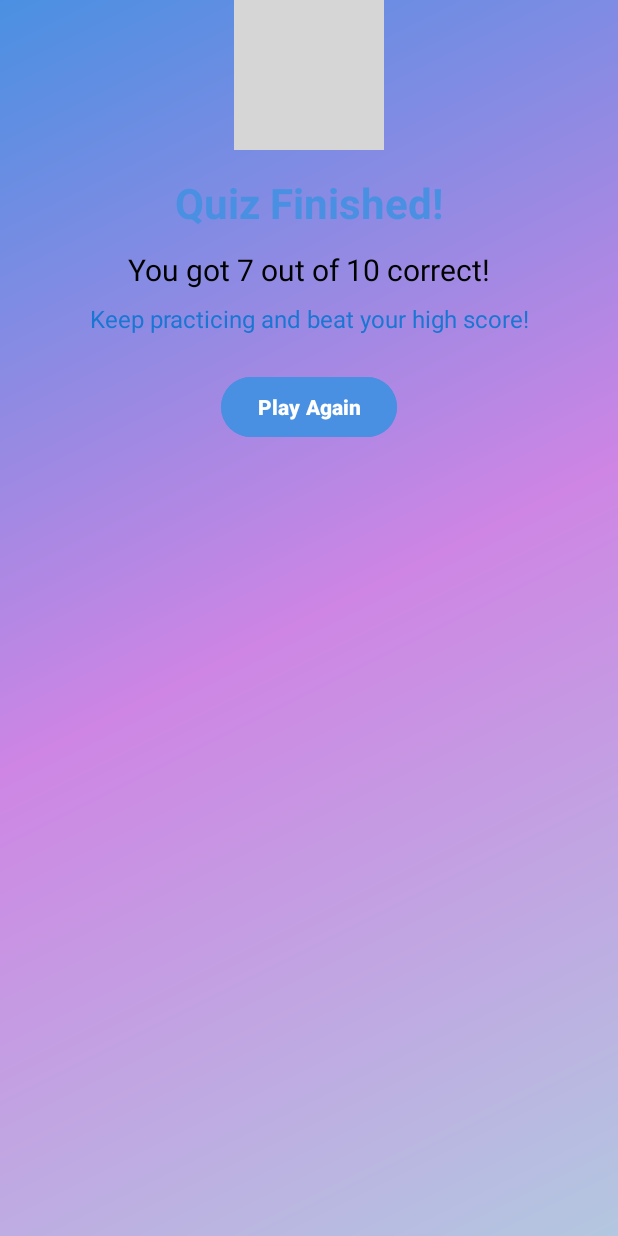
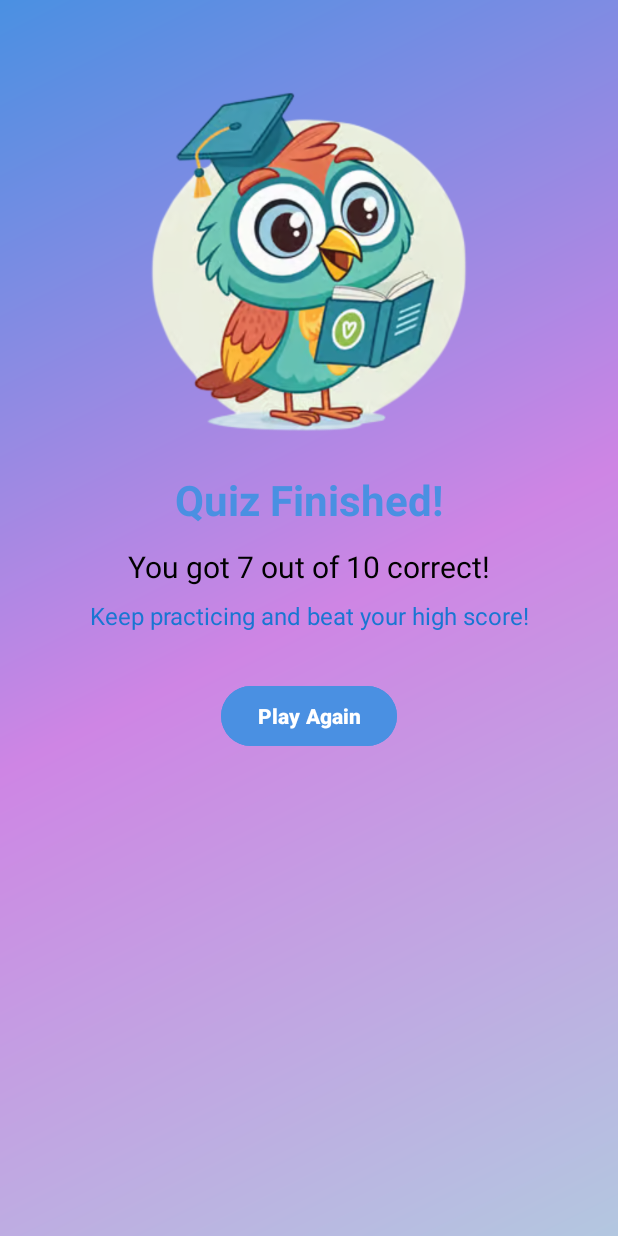
Before and after one commit to Ornella-Gigante/QuizCraft, an Android app: the layout final_score_dialog.xml on its own in the app's theme, with its tools: preview values and no code run, on a phone screen of 412 x 824 dp. Run offline under Robolectric (Android 15) with nearby library versions, the phone set to English and light mode, and no system bars; grey boxes are pictures that could not be loaded.

Commit message:
fix(ui): Correct final score dialog layout constraints and element alignment

```diff
--- a/app/src/main/res/layout/final_score_dialog.xml
+++ b/app/src/main/res/layout/final_score_dialog.xml
@@ -1,20 +1,21 @@
 <?xml version="1.0" encoding="utf-8"?>
 <androidx.constraintlayout.widget.ConstraintLayout xmlns:android="http://schemas.android.com/apk/res/android"
     xmlns:app="http://schemas.android.com/apk/res-auto"
+    xmlns:tools="http://schemas.android.com/tools"
     android:layout_width="match_parent"
     android:layout_height="match_parent"
     android:background="@drawable/bg_gradient">
 
     <!-- Trophy or celebration icon -->
     <ImageView
-        android:id="@+id/imgTrophy"
-        android:layout_width="100dp"
-        android:layout_height="100dp"
-        android:src="@drawable/ic_trophy"
+        android:id="@+id/imageView2"
+        android:layout_width="300dp"
+        android:layout_height="250dp"
+        android:layout_marginTop="48dp"
+        app:layout_constraintEnd_toEndOf="parent"
+        app:layout_constraintStart_toStartOf="parent"
         app:layout_constraintTop_toTopOf="parent"
-        app:layout_constraintTop_margin="48dp"
-        app:layout_constraintStart_toStartOf="parent"
-        app:layout_constraintEnd_toEndOf="parent"/>
+        app:srcCompat="@drawable/owl_png_app" />
 
     <!-- Congratulations message -->
     <TextView
@@ -22,10 +23,10 @@
         android:layout_width="wrap_content"
         android:layout_height="wrap_content"
         android:text="Quiz Finished!"
+        android:textColor="#4A90E2"
         android:textSize="28sp"
         android:textStyle="bold"
-        android:textColor="#4A90E2"
-        app:layout_constraintTop_toBottomOf="@id/imgTrophy"
+        app:layout_constraintTop_toBottomOf="@id/imageView2"
         app:layout_constraintStart_toStartOf="parent"
         app:layout_constraintEnd_toEndOf="parent"
         android:layout_marginTop="16dp"/>
@@ -36,8 +37,8 @@
         android:layout_width="wrap_content"
         android:layout_height="wrap_content"
         android:text="You got 7 out of 10 correct!"
+        android:textColor="#000"
         android:textSize="20sp"
-        android:textColor="#000"
         app:layout_constraintTop_toBottomOf="@id/txtCongrats"
         app:layout_constraintStart_toStartOf="parent"
         app:layout_constraintEnd_toEndOf="parent"
@@ -49,8 +50,8 @@
         android:layout_width="wrap_content"
         android:layout_height="wrap_content"
         android:text="Keep practicing and beat your high score!"
+        android:textColor="#1976D2"
         android:textSize="16sp"
-        android:textColor="#1976D2"
         app:layout_constraintTop_toBottomOf="@id/txtFinalScore"
         app:layout_constraintStart_toStartOf="parent"
         app:layout_constraintEnd_toEndOf="parent"
@@ -61,14 +62,14 @@
         android:id="@+id/btnRestart"
         android:layout_width="wrap_content"
         android:layout_height="wrap_content"
+        android:backgroundTint="#4A90E2"
         android:text="Play Again"
         android:textAllCaps="false"
         android:textColor="#fff"
-        android:backgroundTint="#4A90E2"
         android:textStyle="bold"
         app:layout_constraintTop_toBottomOf="@id/txtMotivation"
         app:layout_constraintStart_toStartOf="parent"
         app:layout_constraintEnd_toEndOf="parent"
-        android:layout_marginTop="24dp"/>
+        android:layout_marginTop="32dp"/>
 
 </androidx.constraintlayout.widget.ConstraintLayout>
```
Also changed, not shown: 1 other file.
